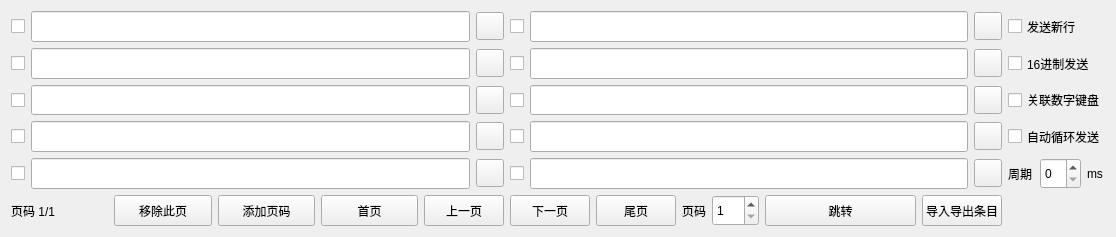
First picture: the form in ui/multiplesend.ui, repository zhangguoqian/ZTTY, before the edit.
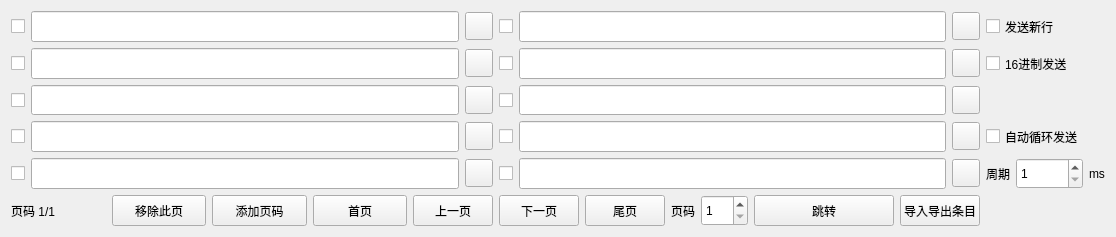
Second picture: the form after the edit.

The edit to the form file:
```diff
--- a/ui/multiplesend.ui
+++ b/ui/multiplesend.ui
@@ -328,19 +328,6 @@
      </property>
     </widget>
    </item>
-   <item row="2" column="7" colspan="3">
-    <widget class="QCheckBox" name="ckBox_NumKey">
-     <property name="sizePolicy">
-      <sizepolicy hsizetype="Minimum" vsizetype="Expanding">
-       <horstretch>0</horstretch>
-       <verstretch>0</verstretch>
-      </sizepolicy>
-     </property>
-     <property name="text">
-      <string>关联数字键盘</string>
-     </property>
-    </widget>
-   </item>
    <item row="3" column="0">
     <widget class="QCheckBox" name="cBox_3">
      <property name="sizePolicy">
@@ -554,6 +541,12 @@
        <verstretch>0</verstretch>
       </sizepolicy>
      </property>
+     <property name="minimum">
+      <number>1</number>
+     </property>
+     <property name="maximum">
+      <number>10000000</number>
+     </property>
     </widget>
    </item>
    <item row="4" column="9">
```
Left out of the diff: 2 changed lines with no effect on the pictures.
